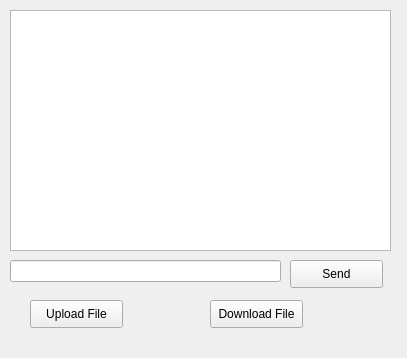
This is ChatApplicationClient/privatechat.ui in enesdurmus/ChatApplication-With-QT as Qt 5 draws it before an edit. The edited form follows.
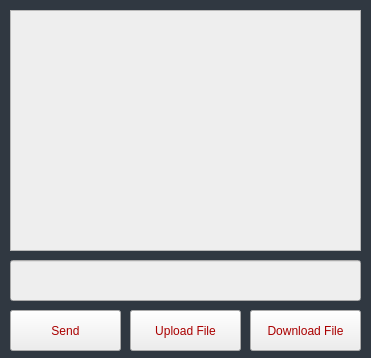
This is the edited form.

```diff
--- a/ChatApplicationClient/privatechat.ui
+++ b/ChatApplicationClient/privatechat.ui
@@ -6,32 +6,51 @@
    <rect>
     <x>0</x>
     <y>0</y>
-    <width>407</width>
+    <width>371</width>
     <height>358</height>
    </rect>
   </property>
   <property name="windowTitle">
    <string>Form</string>
   </property>
+  <property name="styleSheet">
+   <string notr="true">background-color: rgb(48, 56, 65);</string>
+  </property>
   <widget class="QListWidget" name="chatListWidget">
    <property name="geometry">
     <rect>
      <x>10</x>
      <y>10</y>
-     <width>381</width>
+     <width>351</width>
      <height>241</height>
     </rect>
    </property>
+   <property name="styleSheet">
+    <string notr="true">color: rgb(170, 0, 0);
+background-color: rgb(238, 238, 238);
+font: 75 bold italic 9pt &quot;Comic Sans MS&quot;;</string>
+   </property>
+   <property name="textElideMode">
+    <enum>Qt::ElideLeft</enum>
+   </property>
+   <property name="wordWrap">
+    <bool>true</bool>
+   </property>
   </widget>
   <widget class="QPushButton" name="sendButton">
    <property name="geometry">
     <rect>
-     <x>290</x>
-     <y>260</y>
-     <width>93</width>
-     <height>28</height>
+     <x>10</x>
+     <y>310</y>
+     <width>111</width>
+     <height>41</height>
     </rect>
    </property>
+   <property name="styleSheet">
+    <string notr="true">color: rgb(170, 0, 0);
+background-color: rgb(238, 238, 238);
+font: 75 bold italic 9pt &quot;Comic Sans MS&quot;;</string>
+   </property>
    <property name="text">
     <string>Send</string>
    </property>
@@ -41,20 +60,30 @@
     <rect>
      <x>10</x>
      <y>260</y>
-     <width>271</width>
-     <height>22</height>
+     <width>351</width>
+     <height>41</height>
     </rect>
    </property>
+   <property name="styleSheet">
+    <string notr="true">color: rgb(170, 0, 0);
+background-color: rgb(238, 238, 238);
+font: 75 bold italic 9pt &quot;Comic Sans MS&quot;;</string>
+   </property>
   </widget>
   <widget class="QPushButton" name="uploadFileButton">
    <property name="geometry">
     <rect>
-     <x>30</x>
-     <y>300</y>
-     <width>93</width>
-     <height>28</height>
+     <x>130</x>
+     <y>310</y>
+     <width>111</width>
+     <height>41</height>
     </rect>
    </property>
+   <property name="styleSheet">
+    <string notr="true">color: rgb(170, 0, 0);
+background-color: rgb(238, 238, 238);
+font: 75 bold italic 9pt &quot;Comic Sans MS&quot;;</string>
+   </property>
    <property name="text">
     <string>Upload File</string>
    </property>
@@ -62,12 +91,17 @@
   <widget class="QPushButton" name="downloadFileButton">
    <property name="geometry">
     <rect>
-     <x>210</x>
-     <y>300</y>
-     <width>93</width>
-     <height>28</height>
+     <x>250</x>
+     <y>310</y>
+     <width>111</width>
+     <height>41</height>
     </rect>
    </property>
+   <property name="styleSheet">
+    <string notr="true">color: rgb(170, 0, 0);
+background-color: rgb(238, 238, 238);
+font: 75 bold italic 9pt &quot;Comic Sans MS&quot;;</string>
+   </property>
    <property name="text">
     <string>Download File</string>
    </property>
```
